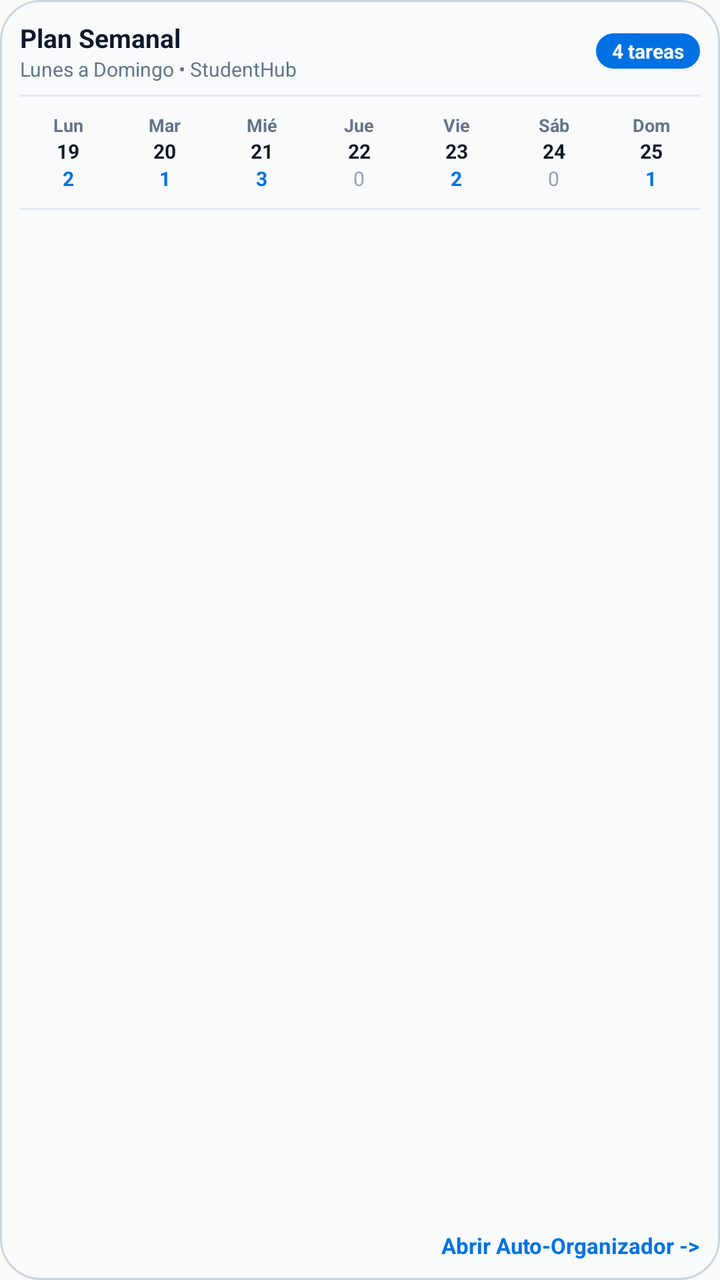
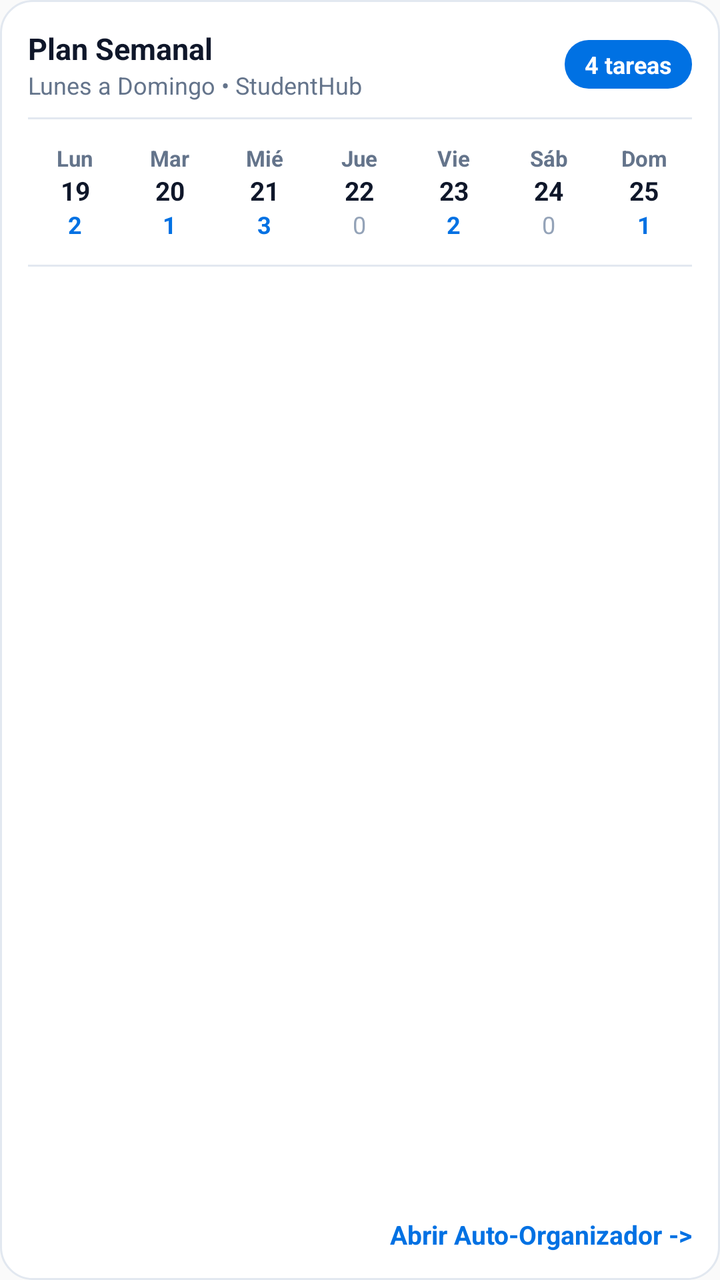

Two renders of the same Android screen: before a commit and after it. Below are the layout's source before the change and the commit's diff.
<!-- AndroidManifest.xml: application theme AppTheme -->
<!-- res/layout/widget_weekly_plan.xml -->
<?xml version="1.0" encoding="utf-8"?>
<LinearLayout xmlns:android="http://schemas.android.com/apk/res/android"
    android:id="@+id/widget_weekly_plan_root"
    android:layout_width="match_parent"
    android:layout_height="match_parent"
    android:background="@drawable/widget_background"
    android:orientation="vertical"
    android:padding="10dp">

    
    <LinearLayout
        android:layout_width="match_parent"
        android:layout_height="wrap_content"
        android:gravity="center_vertical"
        android:orientation="horizontal">

        <LinearLayout
            android:layout_width="0dp"
            android:layout_height="wrap_content"
            android:layout_weight="1"
            android:orientation="vertical">

            <TextView
                android:id="@+id/tv_wp_title"
                android:layout_width="wrap_content"
                android:layout_height="wrap_content"
                android:text="Plan Semanal"
                android:textColor="#0F172A"
                android:textSize="13sp"
                android:textStyle="bold" />

            <TextView
                android:id="@+id/tv_wp_subtitle"
                android:layout_width="wrap_content"
                android:layout_height="wrap_content"
                android:text="Lunes a Domingo • StudentHub"
                android:textColor="#64748B"
                android:textSize="10sp" />
        </LinearLayout>

        <TextView
            android:id="@+id/tv_wp_pending_badge"
            android:layout_width="wrap_content"
            android:layout_height="wrap_content"
            android:background="@drawable/widget_pill_active"
            android:paddingLeft="8dp"
            android:paddingTop="2dp"
            android:paddingRight="8dp"
            android:paddingBottom="2dp"
            android:text="4 tareas"
            android:textColor="#FFFFFF"
            android:textSize="10sp"
            android:textStyle="bold" />
    </LinearLayout>

    <ImageView
        android:layout_width="match_parent"
        android:layout_height="1dp"
        android:layout_marginTop="6dp"
        android:layout_marginBottom="6dp"
        android:background="#E2E8F0"
        android:contentDescription="@null" />

    
    <LinearLayout
        android:layout_width="match_parent"
        android:layout_height="wrap_content"
        android:gravity="center"
        android:orientation="horizontal"
        android:weightSum="7">

        
        <LinearLayout
            android:id="@+id/col_day_lun"
            android:layout_width="0dp"
            android:layout_height="wrap_content"
            android:layout_weight="1"
            android:gravity="center"
            android:orientation="vertical"
            android:padding="2dp">
            <TextView android:layout_width="wrap_content" android:layout_height="wrap_content" android:text="Lun" android:textColor="#64748B" android:textSize="9sp" android:textStyle="bold" />
            <TextView android:id="@+id/tv_wp_day_lun_num" android:layout_width="wrap_content" android:layout_height="wrap_content" android:text="19" android:textColor="#0F172A" android:textSize="10sp" android:textStyle="bold" />
            <TextView android:id="@+id/tv_wp_day_lun_count" android:layout_width="wrap_content" android:layout_height="wrap_content" android:text="2" android:textColor="#0071E3" android:textSize="10sp" android:textStyle="bold" />
        </LinearLayout>

        
        <LinearLayout
            android:id="@+id/col_day_mar"
            android:layout_width="0dp"
            android:layout_height="wrap_content"
            android:layout_weight="1"
            android:gravity="center"
            android:orientation="vertical"
            android:padding="2dp">
            <TextView android:layout_width="wrap_content" android:layout_height="wrap_content" android:text="Mar" android:textColor="#64748B" android:textSize="9sp" android:textStyle="bold" />
            <TextView android:id="@+id/tv_wp_day_mar_num" android:layout_width="wrap_content" android:layout_height="wrap_content" android:text="20" android:textColor="#0F172A" android:textSize="10sp" android:textStyle="bold" />
            <TextView android:id="@+id/tv_wp_day_mar_count" android:layout_width="wrap_content" android:layout_height="wrap_content" android:text="1" android:textColor="#0071E3" android:textSize="10sp" android:textStyle="bold" />
        </LinearLayout>

        
        <LinearLayout
            android:id="@+id/col_day_mie"
            android:layout_width="0dp"
            android:layout_height="wrap_content"
            android:layout_weight="1"
            android:gravity="center"
            android:orientation="vertical"
            android:padding="2dp">
            <TextView android:layout_width="wrap_content" android:layout_height="wrap_content" android:text="Mié" android:textColor="#64748B" android:textSize="9sp" android:textStyle="bold" />
            <TextView android:id="@+id/tv_wp_day_mie_num" android:layout_width="wrap_content" android:layout_height="wrap_content" android:text="21" android:textColor="#0F172A" android:textSize="10sp" android:textStyle="bold" />
            <TextView android:id="@+id/tv_wp_day_mie_count" android:layout_width="wrap_content" android:layout_height="wrap_content" android:text="3" android:textColor="#0071E3" android:textSize="10sp" android:textStyle="bold" />
        </LinearLayout>

        
        <LinearLayout
            android:id="@+id/col_day_jue"
            android:layout_width="0dp"
            android:layout_height="wrap_content"
            android:layout_weight="1"
            android:gravity="center"
            android:orientation="vertical"
            android:padding="2dp">
            <TextView android:layout_width="wrap_content" android:layout_height="wrap_content" android:text="Jue" android:textColor="#64748B" android:textSize="9sp" android:textStyle="bold" />
            <TextView android:id="@+id/tv_wp_day_jue_num" android:layout_width="wrap_content" android:layout_height="wrap_content" android:text="22" android:textColor="#0F172A" android:textSize="10sp" android:textStyle="bold" />
            <TextView android:id="@+id/tv_wp_day_jue_count" android:layout_width="wrap_content" android:layout_height="wrap_content" android:text="0" android:textColor="#94A3B8" android:textSize="10sp" />
        </LinearLayout>

        
        <LinearLayout
            android:id="@+id/col_day_vie"
            android:layout_width="0dp"
            android:layout_height="wrap_content"
            android:layout_weight="1"
            android:gravity="center"
            android:orientation="vertical"
            android:padding="2dp">
            <TextView android:layout_width="wrap_content" android:layout_height="wrap_content" android:text="Vie" android:textColor="#64748B" android:textSize="9sp" android:textStyle="bold" />
            <TextView android:id="@+id/tv_wp_day_vie_num" android:layout_width="wrap_content" android:layout_height="wrap_content" android:text="23" android:textColor="#0F172A" android:textSize="10sp" android:textStyle="bold" />
            <TextView android:id="@+id/tv_wp_day_vie_count" android:layout_width="wrap_content" android:layout_height="wrap_content" android:text="2" android:textColor="#0071E3" android:textSize="10sp" android:textStyle="bold" />
        </LinearLayout>

        
        <LinearLayout
            android:id="@+id/col_day_sab"
            android:layout_width="0dp"
            android:layout_height="wrap_content"
            android:layout_weight="1"
            android:gravity="center"
            android:orientation="vertical"
            android:padding="2dp">
            <TextView android:layout_width="wrap_content" android:layout_height="wrap_content" android:text="Sáb" android:textColor="#64748B" android:textSize="9sp" android:textStyle="bold" />
            <TextView android:id="@+id/tv_wp_day_sab_num" android:layout_width="wrap_content" android:layout_height="wrap_content" android:text="24" android:textColor="#0F172A" android:textSize="10sp" android:textStyle="bold" />
            <TextView android:id="@+id/tv_wp_day_sab_count" android:layout_width="wrap_content" android:layout_height="wrap_content" android:text="0" android:textColor="#94A3B8" android:textSize="10sp" />
        </LinearLayout>

        
        <LinearLayout
            android:id="@+id/col_day_dom"
            android:layout_width="0dp"
            android:layout_height="wrap_content"
            android:layout_weight="1"
            android:gravity="center"
            android:orientation="vertical"
            android:padding="2dp">
            <TextView android:layout_width="wrap_content" android:layout_height="wrap_content" android:text="Dom" android:textColor="#64748B" android:textSize="9sp" android:textStyle="bold" />
            <TextView android:id="@+id/tv_wp_day_dom_num" android:layout_width="wrap_content" android:layout_height="wrap_content" android:text="25" android:textColor="#0F172A" android:textSize="10sp" android:textStyle="bold" />
            <TextView android:id="@+id/tv_wp_day_dom_count" android:layout_width="wrap_content" android:layout_height="wrap_content" android:text="1" android:textColor="#0071E3" android:textSize="10sp" android:textStyle="bold" />
        </LinearLayout>
    </LinearLayout>

    <ImageView
        android:layout_width="match_parent"
        android:layout_height="1dp"
        android:layout_marginTop="6dp"
        android:layout_marginBottom="4dp"
        android:background="#E2E8F0"
        android:contentDescription="@null" />

    
    <FrameLayout
        android:layout_width="match_parent"
        android:layout_height="0dp"
        android:layout_weight="1">

        <ListView
            android:id="@+id/lv_weekly_plan"
            android:layout_width="match_parent"
            android:layout_height="match_parent"
            android:divider="@null"
            android:dividerHeight="0dp"
            android:scrollbars="vertical" />

        <TextView
            android:id="@+id/tv_wp_empty"
            android:layout_width="match_parent"
            android:layout_height="match_parent"
            android:gravity="center"
            android:text="No hay tareas programadas para esta semana"
            android:textColor="#94A3B8"
            android:textSize="11sp"
            android:visibility="gone" />
    </FrameLayout>

    
    <LinearLayout
        android:id="@+id/btn_open_tasks_app"
        android:layout_width="match_parent"
        android:layout_height="wrap_content"
        android:layout_marginTop="4dp"
        android:gravity="right|center_vertical"
        android:orientation="horizontal">

        <TextView
            android:layout_width="wrap_content"
            android:layout_height="wrap_content"
            android:text="Abrir Auto-Organizador ->"
            android:textColor="#0071E3"
            android:textSize="11sp"
            android:textStyle="bold" />
    </LinearLayout>
</LinearLayout>
<!-- resources referenced by this layout -->
<resources>
  <!-- drawable widget_background (drawable) -->
  <?xml version="1.0" encoding="utf-8"?>
  <shape xmlns:android="http://schemas.android.com/apk/res/android"
      android:shape="rectangle">
      <corners android:radius="20dp" />
      <solid android:color="#F8FAFC" />
      <stroke
          android:width="1dp"
          android:color="#CBD5E1" />
  </shape>
  <!-- drawable widget_pill_active (drawable) -->
  <?xml version="1.0" encoding="utf-8"?>
  <shape xmlns:android="http://schemas.android.com/apk/res/android"
      android:shape="rectangle">
      <corners android:radius="12dp" />
      <solid android:color="#0071E3" />
  </shape>
  <style name="AppTheme" parent="Theme.AppCompat.Light.DarkActionBar">
          
          <item name="colorPrimary">@color/colorPrimary</item>
          <item name="colorPrimaryDark">@color/colorPrimaryDark</item>
          <item name="colorAccent">@color/colorAccent</item>
      </style>
</resources>

<!-- the commit's change to res/layout/widget_weekly_plan.xml (unified diff, before → after) -->
@@ -5,7 +5,7 @@
     android:layout_height="match_parent"
     android:background="@drawable/widget_background"
     android:orientation="vertical"
-    android:padding="10dp">
+    android:padding="14dp">
 
     
     <LinearLayout
@@ -25,8 +25,8 @@
                 android:layout_width="wrap_content"
                 android:layout_height="wrap_content"
                 android:text="Plan Semanal"
-                android:textColor="#0F172A"
-                android:textSize="13sp"
+                android:textColor="@color/widget_text_primary"
+                android:textSize="15sp"
                 android:textStyle="bold" />
 
             <TextView
@@ -34,8 +34,8 @@
                 android:layout_width="wrap_content"
                 android:layout_height="wrap_content"
                 android:text="Lunes a Domingo • StudentHub"
-                android:textColor="#64748B"
-                android:textSize="10sp" />
+                android:textColor="@color/widget_text_secondary"
+                android:textSize="12sp" />
         </LinearLayout>
 
         <TextView
@@ -43,22 +43,22 @@
             android:layout_width="wrap_content"
             android:layout_height="wrap_content"
             android:background="@drawable/widget_pill_active"
-            android:paddingLeft="8dp"
-            android:paddingTop="2dp"
-            android:paddingRight="8dp"
-            android:paddingBottom="2dp"
+            android:paddingLeft="10dp"
+            android:paddingTop="4dp"
+            android:paddingRight="10dp"
+            android:paddingBottom="4dp"
             android:text="4 tareas"
             android:textColor="#FFFFFF"
-            android:textSize="10sp"
+            android:textSize="12sp"
             android:textStyle="bold" />
     </LinearLayout>
 
     <ImageView
         android:layout_width="match_parent"
         android:layout_height="1dp"
-        android:layout_marginTop="6dp"
-        android:layout_marginBottom="6dp"
-        android:background="#E2E8F0"
+        android:layout_marginTop="8dp"
+        android:layout_marginBottom="8dp"
+        android:background="@color/widget_divider"
         android:contentDescription="@null" />
 
     
@@ -77,10 +77,10 @@
             android:layout_weight="1"
             android:gravity="center"
             android:orientation="vertical"
-            android:padding="2dp">
-            <TextView android:layout_width="wrap_content" android:layout_height="wrap_content" android:text="Lun" android:textColor="#64748B" android:textSize="9sp" android:textStyle="bold" />
-            <TextView android:id="@+id/tv_wp_day_lun_num" android:layout_width="wrap_content" android:layout_height="wrap_content" android:text="19" android:textColor="#0F172A" android:textSize="10sp" android:textStyle="bold" />
-            <TextView android:id="@+id/tv_wp_day_lun_count" android:layout_width="wrap_content" android:layout_height="wrap_content" android:text="2" android:textColor="#0071E3" android:textSize="10sp" android:textStyle="bold" />
+            android:padding="4dp">
+            <TextView android:layout_width="wrap_content" android:layout_height="wrap_content" android:text="Lun" android:textColor="@color/widget_text_secondary" android:textSize="11sp" android:textStyle="bold" />
+            <TextView android:id="@+id/tv_wp_day_lun_num" android:layout_width="wrap_content" android:layout_height="wrap_content" android:text="19" android:textColor="@color/widget_text_primary" android:textSize="13sp" android:textStyle="bold" />
+            <TextView android:id="@+id/tv_wp_day_lun_count" android:layout_width="wrap_content" android:layout_height="wrap_content" android:text="2" android:textColor="@color/widget_accent_default" android:textSize="12sp" android:textStyle="bold" />
         </LinearLayout>
 
         
@@ -91,10 +91,10 @@
             android:layout_weight="1"
             android:gravity="center"
             android:orientation="vertical"
-            android:padding="2dp">
-            <TextView android:layout_width="wrap_content" android:layout_height="wrap_content" android:text="Mar" android:textColor="#64748B" android:textSize="9sp" android:textStyle="bold" />
-            <TextView android:id="@+id/tv_wp_day_mar_num" android:layout_width="wrap_content" android:layout_height="wrap_content" android:text="20" android:textColor="#0F172A" android:textSize="10sp" android:textStyle="bold" />
-            <TextView android:id="@+id/tv_wp_day_mar_count" android:layout_width="wrap_content" android:layout_height="wrap_content" android:text="1" android:textColor="#0071E3" android:textSize="10sp" android:textStyle="bold" />
+            android:padding="4dp">
+            <TextView android:layout_width="wrap_content" android:layout_height="wrap_content" android:text="Mar" android:textColor="@color/widget_text_secondary" android:textSize="11sp" android:textStyle="bold" />
+            <TextView android:id="@+id/tv_wp_day_mar_num" android:layout_width="wrap_content" android:layout_height="wrap_content" android:text="20" android:textColor="@color/widget_text_primary" android:textSize="13sp" android:textStyle="bold" />
+            <TextView android:id="@+id/tv_wp_day_mar_count" android:layout_width="wrap_content" android:layout_height="wrap_content" android:text="1" android:textColor="@color/widget_accent_default" android:textSize="12sp" android:textStyle="bold" />
         </LinearLayout>
 
         
@@ -105,10 +105,10 @@
             android:layout_weight="1"
             android:gravity="center"
             android:orientation="vertical"
-            android:padding="2dp">
-            <TextView android:layout_width="wrap_content" android:layout_height="wrap_content" android:text="Mié" android:textColor="#64748B" android:textSize="9sp" android:textStyle="bold" />
-            <TextView android:id="@+id/tv_wp_day_mie_num" android:layout_width="wrap_content" android:layout_height="wrap_content" android:text="21" android:textColor="#0F172A" android:textSize="10sp" android:textStyle="bold" />
-            <TextView android:id="@+id/tv_wp_day_mie_count" android:layout_width="wrap_content" android:layout_height="wrap_content" android:text="3" android:textColor="#0071E3" android:textSize="10sp" android:textStyle="bold" />
+            android:padding="4dp">
+            <TextView android:layout_width="wrap_content" android:layout_height="wrap_content" android:text="Mié" android:textColor="@color/widget_text_secondary" android:textSize="11sp" android:textStyle="bold" />
+            <TextView android:id="@+id/tv_wp_day_mie_num" android:layout_width="wrap_content" android:layout_height="wrap_content" android:text="21" android:textColor="@color/widget_text_primary" android:textSize="13sp" android:textStyle="bold" />
+            <TextView android:id="@+id/tv_wp_day_mie_count" android:layout_width="wrap_content" android:layout_height="wrap_content" android:text="3" android:textColor="@color/widget_accent_default" android:textSize="12sp" android:textStyle="bold" />
         </LinearLayout>
 
         
@@ -119,10 +119,10 @@
             android:layout_weight="1"
             android:gravity="center"
             android:orientation="vertical"
-            android:padding="2dp">
-            <TextView android:layout_width="wrap_content" android:layout_height="wrap_content" android:text="Jue" android:textColor="#64748B" android:textSize="9sp" android:textStyle="bold" />
-            <TextView android:id="@+id/tv_wp_day_jue_num" android:layout_width="wrap_content" android:layout_height="wrap_content" android:text="22" android:textColor="#0F172A" android:textSize="10sp" android:textStyle="bold" />
-            <TextView android:id="@+id/tv_wp_day_jue_count" android:layout_width="wrap_content" android:layout_height="wrap_content" android:text="0" android:textColor="#94A3B8" android:textSize="10sp" />
+            android:padding="4dp">
+            <TextView android:layout_width="wrap_content" android:layout_height="wrap_content" android:text="Jue" android:textColor="@color/widget_text_secondary" android:textSize="11sp" android:textStyle="bold" />
+            <TextView android:id="@+id/tv_wp_day_jue_num" android:layout_width="wrap_content" android:layout_height="wrap_content" android:text="22" android:textColor="@color/widget_text_primary" android:textSize="13sp" android:textStyle="bold" />
+            <TextView android:id="@+id/tv_wp_day_jue_count" android:layout_width="wrap_content" android:layout_height="wrap_content" android:text="0" android:textColor="@color/widget_text_muted" android:textSize="12sp" />
         </LinearLayout>
 
         
@@ -133,10 +133,10 @@
             android:layout_weight="1"
             android:gravity="center"
             android:orientation="vertical"
-            android:padding="2dp">
-            <TextView android:layout_width="wrap_content" android:layout_height="wrap_content" android:text="Vie" android:textColor="#64748B" android:textSize="9sp" android:textStyle="bold" />
-            <TextView android:id="@+id/tv_wp_day_vie_num" android:layout_width="wrap_content" android:layout_height="wrap_content" android:text="23" android:textColor="#0F172A" android:textSize="10sp" android:textStyle="bold" />
-            <TextView android:id="@+id/tv_wp_day_vie_count" android:layout_width="wrap_content" android:layout_height="wrap_content" android:text="2" android:textColor="#0071E3" android:textSize="10sp" android:textStyle="bold" />
+            android:padding="4dp">
+            <TextView android:layout_width="wrap_content" android:layout_height="wrap_content" android:text="Vie" android:textColor="@color/widget_text_secondary" android:textSize="11sp" android:textStyle="bold" />
+            <TextView android:id="@+id/tv_wp_day_vie_num" android:layout_width="wrap_content" android:layout_height="wrap_content" android:text="23" android:textColor="@color/widget_text_primary" android:textSize="13sp" android:textStyle="bold" />
+            <TextView android:id="@+id/tv_wp_day_vie_count" android:layout_width="wrap_content" android:layout_height="wrap_content" android:text="2" android:textColor="@color/widget_accent_default" android:textSize="12sp" android:textStyle="bold" />
         </LinearLayout>
 
         
@@ -147,10 +147,10 @@
             android:layout_weight="1"
             android:gravity="center"
             android:orientation="vertical"
-            android:padding="2dp">
-            <TextView android:layout_width="wrap_content" android:layout_height="wrap_content" android:text="Sáb" android:textColor="#64748B" android:textSize="9sp" android:textStyle="bold" />
-            <TextView android:id="@+id/tv_wp_day_sab_num" android:layout_width="wrap_content" android:layout_height="wrap_content" android:text="24" android:textColor="#0F172A" android:textSize="10sp" android:textStyle="bold" />
-            <TextView android:id="@+id/tv_wp_day_sab_count" android:layout_width="wrap_content" android:layout_height="wrap_content" android:text="0" android:textColor="#94A3B8" android:textSize="10sp" />
+            android:padding="4dp">
+            <TextView android:layout_width="wrap_content" android:layout_height="wrap_content" android:text="Sáb" android:textColor="@color/widget_text_secondary" android:textSize="11sp" android:textStyle="bold" />
+            <TextView android:id="@+id/tv_wp_day_sab_num" android:layout_width="wrap_content" android:layout_height="wrap_content" android:text="24" android:textColor="@color/widget_text_primary" android:textSize="13sp" android:textStyle="bold" />
+            <TextView android:id="@+id/tv_wp_day_sab_count" android:layout_width="wrap_content" android:layout_height="wrap_content" android:text="0" android:textColor="@color/widget_text_muted" android:textSize="12sp" />
         </LinearLayout>
 
         
@@ -161,19 +161,19 @@
             android:layout_weight="1"
             android:gravity="center"
             android:orientation="vertical"
-            android:padding="2dp">
-            <TextView android:layout_width="wrap_content" android:layout_height="wrap_content" android:text="Dom" android:textColor="#64748B" android:textSize="9sp" android:textStyle="bold" />
-            <TextView android:id="@+id/tv_wp_day_dom_num" android:layout_width="wrap_content" android:layout_height="wrap_content" android:text="25" android:textColor="#0F172A" android:textSize="10sp" android:textStyle="bold" />
-            <TextView android:id="@+id/tv_wp_day_dom_count" android:layout_width="wrap_content" android:layout_height="wrap_content" android:text="1" android:textColor="#0071E3" android:textSize="10sp" android:textStyle="bold" />
+            android:padding="4dp">
+            <TextView android:layout_width="wrap_content" android:layout_height="wrap_content" android:text="Dom" android:textColor="@color/widget_text_secondary" android:textSize="11sp" android:textStyle="bold" />
+            <TextView android:id="@+id/tv_wp_day_dom_num" android:layout_width="wrap_content" android:layout_height="wrap_content" android:text="25" android:textColor="@color/widget_text_primary" android:textSize="13sp" android:textStyle="bold" />
+            <TextView android:id="@+id/tv_wp_day_dom_count" android:layout_width="wrap_content" android:layout_height="wrap_content" android:text="1" android:textColor="@color/widget_accent_default" android:textSize="12sp" android:textStyle="bold" />
         </LinearLayout>
     </LinearLayout>
 
     <ImageView
         android:layout_width="match_parent"
         android:layout_height="1dp"
-        android:layout_marginTop="6dp"
-        android:layout_marginBottom="4dp"
-        android:background="#E2E8F0"
+        android:layout_marginTop="8dp"
+        android:layout_marginBottom="6dp"
+        android:background="@color/widget_divider"
         android:contentDescription="@null" />
 
     
@@ -196,8 +196,8 @@
             android:layout_height="match_parent"
             android:gravity="center"
             android:text="No hay tareas programadas para esta semana"
-            android:textColor="#94A3B8"
-            android:textSize="11sp"
+            android:textColor="@color/widget_text_muted"
+            android:textSize="13sp"
             android:visibility="gone" />
     </FrameLayout>
 
@@ -206,16 +206,17 @@
         android:id="@+id/btn_open_tasks_app"
         android:layout_width="match_parent"
         android:layout_height="wrap_content"
-        android:layout_marginTop="4dp"
+        android:layout_marginTop="6dp"
         android:gravity="right|center_vertical"
         android:orientation="horizontal">
 
         <TextView
+            android:id="@+id/tv_wp_btn_open_tasks"
             android:layout_width="wrap_content"
             android:layout_height="wrap_content"
             android:text="Abrir Auto-Organizador ->"
-            android:textColor="#0071E3"
-            android:textSize="11sp"
+            android:textColor="@color/widget_accent_default"
+            android:textSize="13sp"
             android:textStyle="bold" />
     </LinearLayout>
 </LinearLayout>
<!-- resource entries referenced after the edit -->
@@ -1,14 +1,19 @@
 <!-- resources referenced by this layout -->
 <resources>
+  <color name="widget_accent_default">#0071E3</color>
+  <color name="widget_divider">#E2E8F0</color>
+  <color name="widget_text_muted">#94A3B8</color>
+  <color name="widget_text_primary">#0F172A</color>
+  <color name="widget_text_secondary">#64748B</color>
   <!-- drawable widget_background (drawable) -->
   <?xml version="1.0" encoding="utf-8"?>
   <shape xmlns:android="http://schemas.android.com/apk/res/android"
       android:shape="rectangle">
-      <corners android:radius="20dp" />
-      <solid android:color="#F8FAFC" />
+      <corners android:radius="16dp" />
+      <solid android:color="@color/widget_background" />
       <stroke
           android:width="1dp"
-          android:color="#CBD5E1" />
+          android:color="@color/widget_stroke" />
   </shape>
   <!-- drawable widget_pill_active (drawable) -->
   <?xml version="1.0" encoding="utf-8"?>
@@ -23,5 +28,7 @@
           <item name="colorPrimaryDark">@color/colorPrimaryDark</item>
           <item name="colorAccent">@color/colorAccent</item>
       </style>
+  <color name="widget_background">#FFFFFF</color>
+  <color name="widget_stroke">#E2E8F0</color>
 </resources>
 
